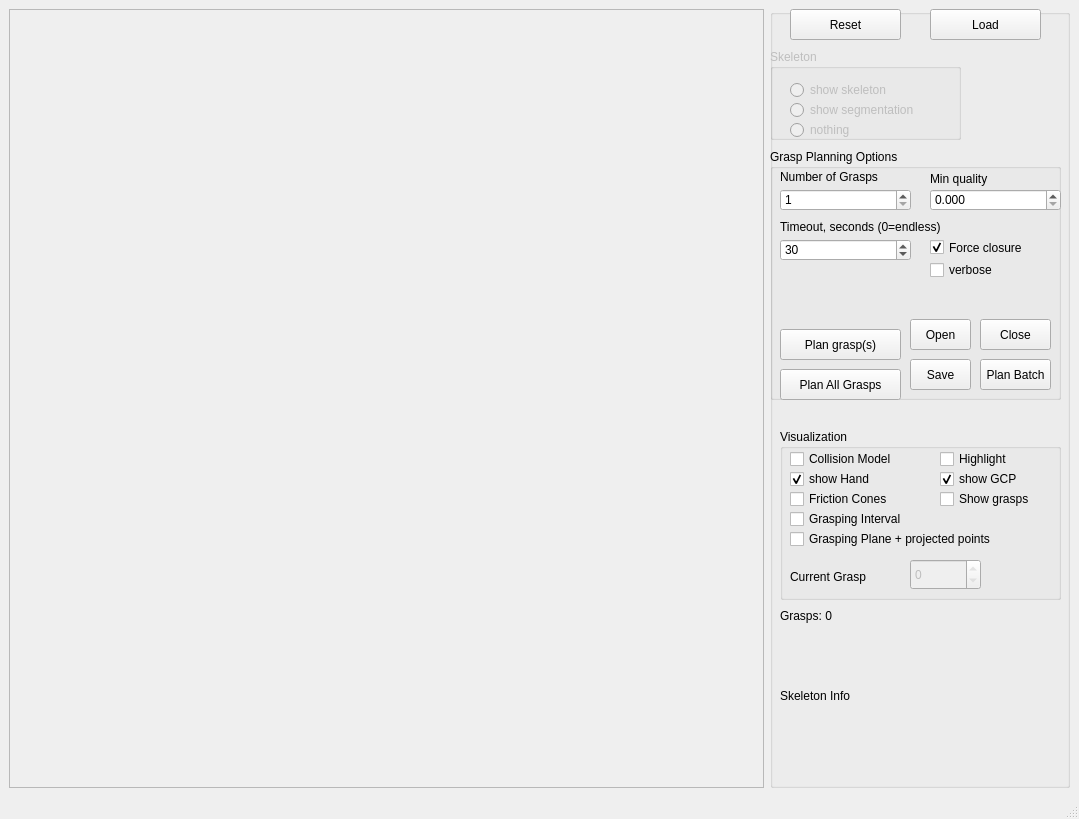
Above: Tools/SkeletonGraspPlanner/SkeletonGraspPlanner.ui from ProtolabSBRE/simox-cgal before the change. Below: the same form after it.
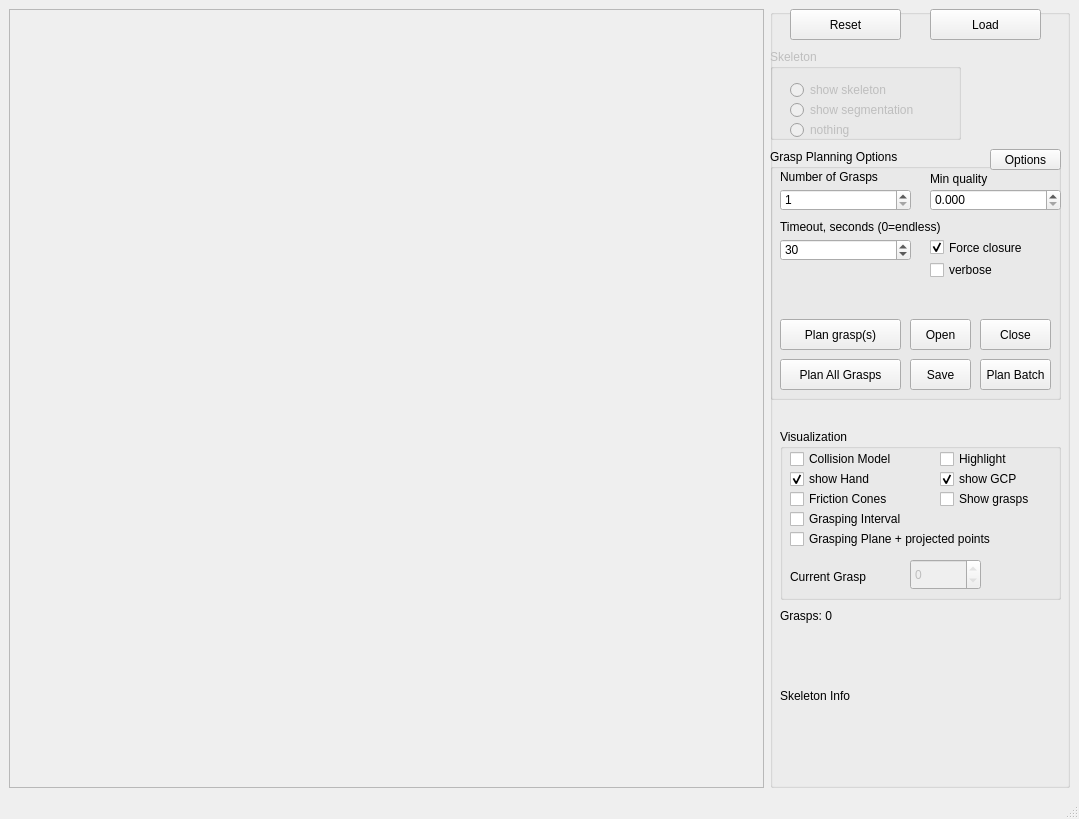
That is the form after the change.

```diff
--- a/Tools/SkeletonGraspPlanner/SkeletonGraspPlanner.ui
+++ b/Tools/SkeletonGraspPlanner/SkeletonGraspPlanner.ui
@@ -200,7 +200,7 @@
         <property name="geometry">
          <rect>
           <x>10</x>
-          <y>180</y>
+          <y>170</y>
           <width>121</width>
           <height>31</height>
          </rect>
@@ -239,7 +239,7 @@
         <property name="geometry">
          <rect>
           <x>10</x>
-          <y>220</y>
+          <y>210</y>
           <width>121</width>
           <height>31</height>
          </rect>
@@ -261,6 +261,19 @@
          <string>Plan Batch</string>
         </property>
        </widget>
+       <widget class="QPushButton" name="pushButtonOptions">
+        <property name="geometry">
+         <rect>
+          <x>220</x>
+          <y>0</y>
+          <width>71</width>
+          <height>21</height>
+         </rect>
+        </property>
+        <property name="text">
+         <string>Options</string>
+        </property>
+       </widget>
       </widget>
       <widget class="QPushButton" name="pushButtonLoadData">
        <property name="geometry">
```
Left out of the diff: 2 changed lines with no effect on the pictures.
